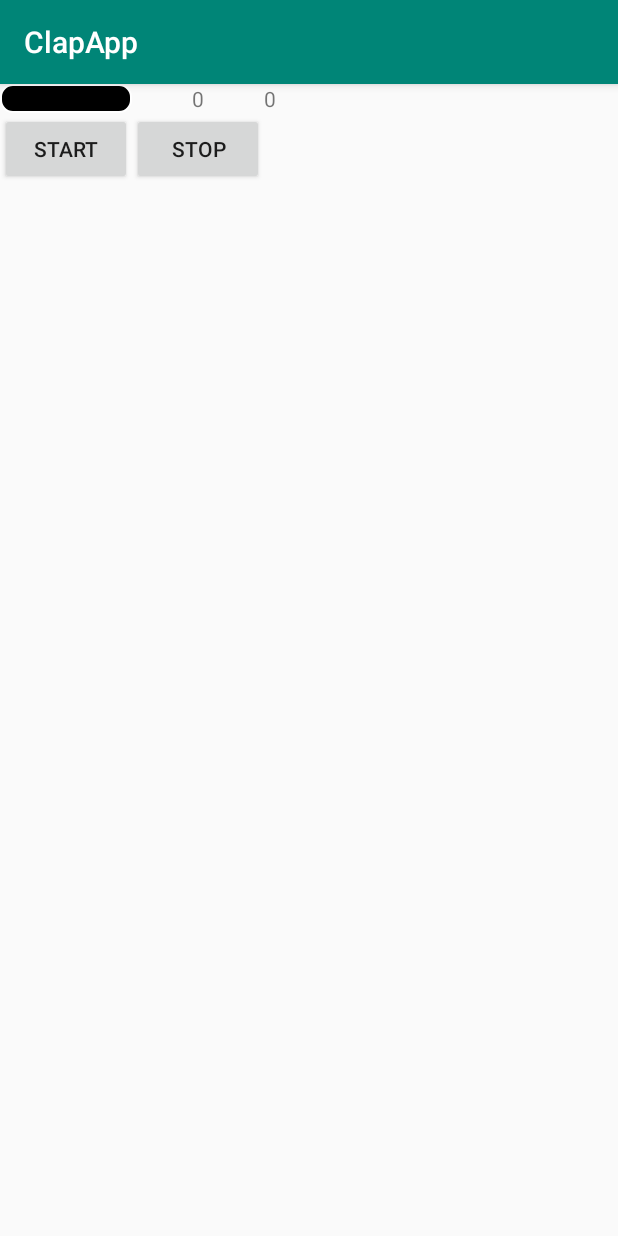
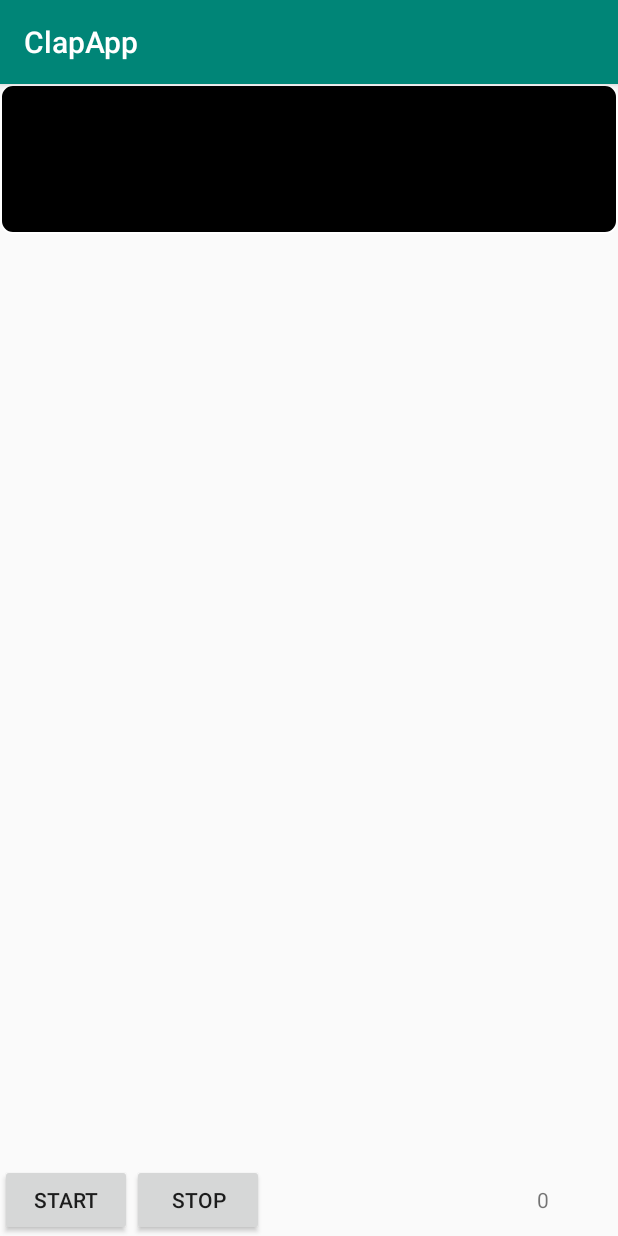
Before and after one commit to mrshanahan/scav, an Android app: the screen it shows after launch (MainActivity), on a phone screen of 412 x 824 dp. Run offline under Robolectric (Android 15) with nearby library versions, the phone set to English and light mode, and no system bars.

Commit message:
[2019] 257 - Remove unnecessary TextView + rearrange so stuff is pretty

```diff
--- a/2019/ClapApp/app/src/main/java/itme/clapapp/MainActivity.java
+++ b/2019/ClapApp/app/src/main/java/itme/clapapp/MainActivity.java
@@ -28,7 +28,6 @@ public class MainActivity extends AppCompatActivity {
     private Thread recordingThread = null;
     private boolean isRecording = false;
     private UpdateTextViewRunner amplValueTextUpdateRunner = null;
-    private UpdateTextViewRunner wordsTextUpdateRunner = null;
     private WordSplitDetector wordSplitDetector = null;
     private MediaPlayer soundPlayer = null;
 
@@ -40,9 +39,6 @@ public class MainActivity extends AppCompatActivity {
         progressBar = ((ProgressBar) findViewById(R.id.progressBar));
         TextView amplValueText = ((TextView) findViewById(R.id.amplValue));
         amplValueTextUpdateRunner = new UpdateTextViewRunner(amplValueText);
-
-        TextView wordsText = ((TextView) findViewById(R.id.words));
-        wordsTextUpdateRunner = new UpdateTextViewRunner(wordsText);
 
         wordSplitDetector = new WordSplitDetector(WORD_SPLIT_LOWER_BOUND, WORD_SPLIT_UPPER_BOUND);
 
@@ -114,9 +110,6 @@ public class MainActivity extends AppCompatActivity {
     private void captureAudio() {
         short[] sData = new short[BufferElements2Rec];
 
-        wordsTextUpdateRunner.setValue("0");
-        runOnUiThread(wordsTextUpdateRunner);
-
         int numWords = 0;
         while (isRecording) {
             // display root mean square of amplitude
@@ -135,9 +128,6 @@ public class MainActivity extends AppCompatActivity {
 
                 if (wordSplitDetector.add((short) rms)) {
                     playClap();
-                    numWords += 1;
-                    wordsTextUpdateRunner.setValue(String.valueOf(numWords));
-                    runOnUiThread(wordsTextUpdateRunner);
                 }
             }
         }
@@ -146,9 +136,6 @@ public class MainActivity extends AppCompatActivity {
 
         amplValueTextUpdateRunner.setValue("0");
         runOnUiThread(amplValueTextUpdateRunner);
-
-        wordsTextUpdateRunner.setValue("0");
-        runOnUiThread(wordsTextUpdateRunner);
     }
 
     private void playClap() {
@@ -165,7 +152,9 @@ public class MainActivity extends AppCompatActivity {
         while (soundPlayer.isPlaying()) {
             try {
                 Thread.sleep(1000);
-            } catch (InterruptedException ex) {}
+            } catch (InterruptedException ex) {
+                // pffff as if
+            }
         }
     }
 
--- a/2019/ClapApp/app/src/main/res/layout/activity_main.xml
+++ b/2019/ClapApp/app/src/main/res/layout/activity_main.xml
@@ -6,61 +6,43 @@
     android:layout_height="match_parent"
     tools:context=".MainActivity">
 
-    <TableLayout
-        android:layout_width="match_parent"
-        android:layout_height="match_parent"
-        app:layout_constraintEnd_toEndOf="parent"
-        app:layout_constraintHorizontal_bias="0.5"
-        app:layout_constraintStart_toStartOf="parent">
+    <Button
+        android:id="@+id/btnStopRecord"
+        android:layout_width="wrap_content"
+        android:layout_height="wrap_content"
+        android:text="Stop"
+        app:layout_constraintBottom_toBottomOf="parent"
+        app:layout_constraintLeft_toRightOf="@+id/btnStartRecord"
+        tools:layout_constraintBottom_toBottomOf="parent"
+        tools:layout_constraintLeft_toRightOf="@+id/btnStartRecord" />
 
-        <TableRow
+    <Button
+        android:id="@+id/btnStartRecord"
         android:layout_width="wrap_content"
-            android:layout_height="match_parent">
+        android:layout_height="wrap_content"
+        android:text="Start"
+        app:layout_constraintBottom_toBottomOf="parent"
+        app:layout_constraintRight_toLeftOf="@+id/btnStopRecord"
+        tools:layout_constraintBottom_toBottomOf="parent"
+        tools:layout_constraintRight_toLeftOf="@+id/btnStopRecord" />
 
     <ProgressBar
         android:id="@+id/progressBar"
         style="@style/Widget.AppCompat.ProgressBar.Horizontal"
         android:layout_width="match_parent"
-                android:layout_height="match_parent"
+        android:layout_height="100dp"
         android:max="4000"
-                android:progressDrawable="@drawable/progress" />
+        android:progressDrawable="@drawable/progress"
+        app:layout_constraintTop_toTopOf="parent" />
 
     <TextView
         android:id="@+id/amplValue"
-                android:layout_width="wrap_content"
-                android:layout_height="wrap_content"
+        android:layout_width="100dp"
+        android:layout_height="0dp"
         android:gravity="center"
-                android:text="0" />
-
-            <TextView
-                android:id="@+id/words"
-                android:layout_width="wrap_content"
-                android:layout_height="wrap_content"
-                android:text="0" />
-
-        </TableRow>
-
-        <TableRow
-            android:layout_width="match_parent"
-            android:layout_height="match_parent">
-
-            <Button
-                android:id="@+id/btnStartRecord"
-                android:layout_width="wrap_content"
-                android:layout_height="48dp"
-                android:text="Start"
-                tools:layout_editor_absoluteX="73dp"
-                tools:layout_editor_absoluteY="463dp" />
-
-            <Button
-                android:id="@+id/btnStopRecord"
-                android:layout_width="wrap_content"
-                android:layout_height="wrap_content"
-                android:text="Stop"
-                tools:layout_editor_absoluteX="255dp" />
-
-        </TableRow>
-
-    </TableLayout>
+        android:text="0"
+        app:layout_constraintBottom_toBottomOf="parent"
+        app:layout_constraintRight_toRightOf="parent"
+        app:layout_constraintTop_toTopOf="@+id/btnStartRecord" />
 
 </android.support.constraint.ConstraintLayout>
```
Lines whose indentation alone changed are shown as unchanged.
